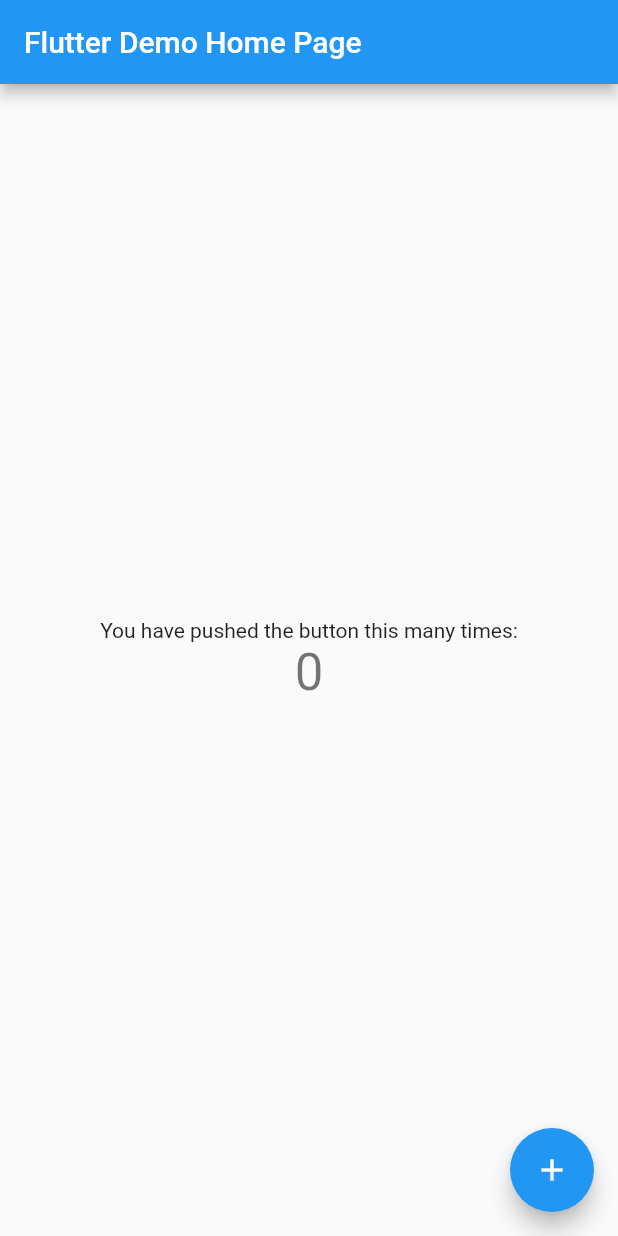
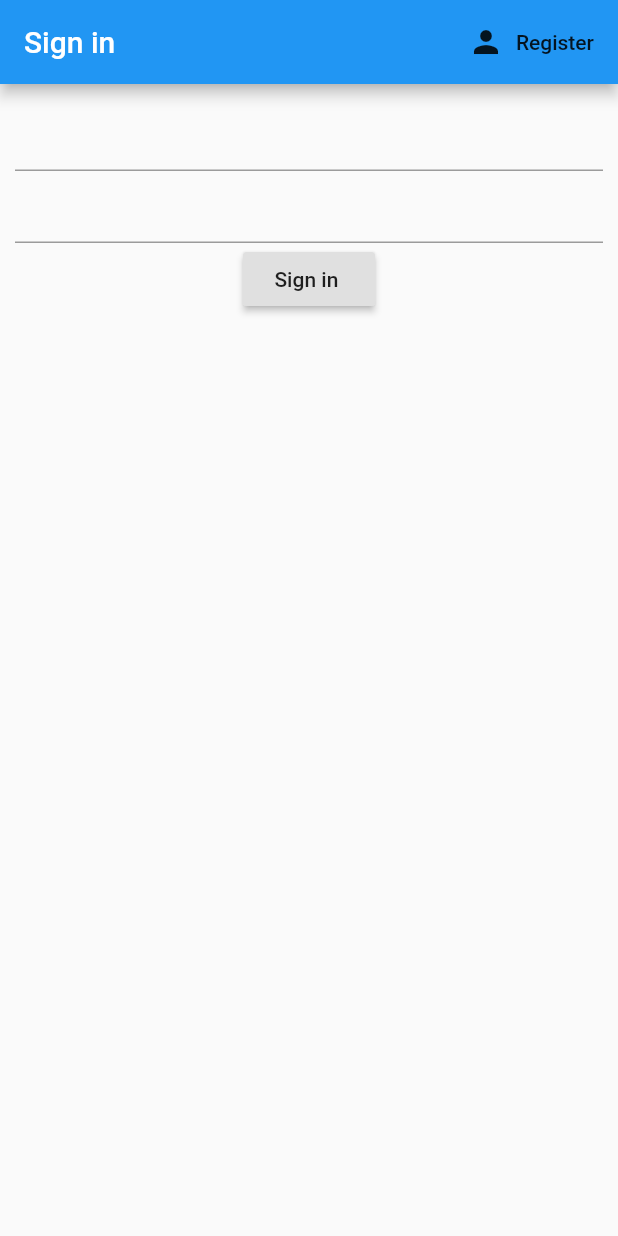
Before and after one commit to michaelpropp18/universal_store, a Flutter app: the screen it shows after launch, on a phone screen of 412 x 824 dp. Run offline on Flutter 3.47's test engine with Material 2 defaults, Android fonts, the phone set to English and light mode, and no system bars; our stand-ins replace firebase_auth; accounts and stored records are empty.

Commit message:
Firebase Authentication

```diff
--- a/lib/main.dart
+++ b/lib/main.dart
@@ -1,117 +1,20 @@
 import 'package:flutter/material.dart';
+import 'package:provider/provider.dart';
+
+import 'models/user.dart';
+import 'screens/wrapper.dart';
+import 'services/auth.dart';
 
 void main() {
   runApp(MyApp());
 }
 
 class MyApp extends StatelessWidget {
-  // This widget is the root of your application.
   @override
   Widget build(BuildContext context) {
-    return MaterialApp(
-      title: 'Flutter Demo',
-      theme: ThemeData(
-        // This is the theme of your application.
-        //
-        // Try running your application with "flutter run". You'll see the
-        // application has a blue toolbar. Then, without quitting the app, try
-        // changing the primarySwatch below to Colors.green and then invoke
-        // "hot reload" (press "r" in the console where you ran "flutter run",
-        // or simply save your changes to "hot reload" in a Flutter IDE).
-        // Notice that the counter didn't reset back to zero; the application
-        // is not restarted.
-        primarySwatch: Colors.blue,
-        // This makes the visual density adapt to the platform that you run
-        // the app on. For desktop platforms, the controls will be smaller and
-        // closer together (more dense) than on mobile platforms.
-        visualDensity: VisualDensity.adaptivePlatformDensity,
-      ),
-      home: MyHomePage(title: 'Flutter Demo Home Page'),
+    return StreamProvider<User>.value(
+      value: AuthService().user,
+      child: MaterialApp(home: Wrapper()),
     );
   }
 }
-
-class MyHomePage extends StatefulWidget {
-  MyHomePage({Key key, this.title}) : super(key: key);
-
-  // This widget is the home page of your application. It is stateful, meaning
-  // that it has a State object (defined below) that contains fields that affect
-  // how it looks.
-
-  // This class is the configuration for the state. It holds the values (in this
-  // case the title) provided by the parent (in this case the App widget) and
-  // used by the build method of the State. Fields in a Widget subclass are
-  // always marked "final".
-
-  final String title;
-
-  @override
-  _MyHomePageState createState() => _MyHomePageState();
-}
-
-class _MyHomePageState extends State<MyHomePage> {
-  int _counter = 0;
-
-  void _incrementCounter() {
-    setState(() {
-      // This call to setState tells the Flutter framework that something has
-      // changed in this State, which causes it to rerun the build method below
-      // so that the display can reflect the updated values. If we changed
-      // _counter without calling setState(), then the build method would not be
-      // called again, and so nothing would appear to happen.
-      _counter++;
-    });
-  }
-
-  @override
-  Widget build(BuildContext context) {
-    // This method is rerun every time setState is called, for instance as done
-    // by the _incrementCounter method above.
-    //
-    // The Flutter framework has been optimized to make rerunning build methods
-    // fast, so that you can just rebuild anything that needs updating rather
-    // than having to individually change instances of widgets.
-    return Scaffold(
-      appBar: AppBar(
-        // Here we take the value from the MyHomePage object that was created by
-        // the App.build method, and use it to set our appbar title.
-        title: Text(widget.title),
-      ),
-      body: Center(
-        // Center is a layout widget. It takes a single child and positions it
-        // in the middle of the parent.
-        child: Column(
-          // Column is also a layout widget. It takes a list of children and
-          // arranges them vertically. By default, it sizes itself to fit its
-          // children horizontally, and tries to be as tall as its parent.
-          //
-          // Invoke "debug painting" (press "p" in the console, choose the
-          // "Toggle Debug Paint" action from the Flutter Inspector in Android
-          // Studio, or the "Toggle Debug Paint" command in Visual Studio Code)
-          // to see the wireframe for each widget.
-          //
-          // Column has various properties to control how it sizes itself and
-          // how it positions its children. Here we use mainAxisAlignment to
-          // center the children vertically; the main axis here is the vertical
-          // axis because Columns are vertical (the cross axis would be
-          // horizontal).
-          mainAxisAlignment: MainAxisAlignment.center,
-          children: <Widget>[
-            Text(
-              'You have pushed the button this many times:',
-            ),
-            Text(
-              '$_counter',
-              style: Theme.of(context).textTheme.headline4,
-            ),
-          ],
-        ),
-      ),
-      floatingActionButton: FloatingActionButton(
-        onPressed: _incrementCounter,
-        tooltip: 'Increment',
-        child: Icon(Icons.add),
-      ), // This trailing comma makes auto-formatting nicer for build methods.
-    );
-  }
-}
--- /dev/null
+++ b/lib/models/user.dart
@@ -0,0 +1,5 @@
+class User {
+  final String uid;
+
+  User({this.uid});
+}
--- /dev/null
+++ b/lib/screens/authentication/authenticate.dart
@@ -0,0 +1,26 @@
+import 'package:flutter/material.dart';
+import 'register.dart';
+
+import 'sign_in.dart';
+
+class Authenticate extends StatefulWidget {
+  @override
+  _AuthenticateState createState() => _AuthenticateState();
+}
+
+class _AuthenticateState extends State<Authenticate> {
+  bool showSignIn = true;
+
+  void toggleView() {
+    setState(() => showSignIn = !showSignIn);
+  }
+
+  @override
+  Widget build(BuildContext context) {
+    if (showSignIn) {
+      return SignIn(toggleView: toggleView);
+    } else {
+      return Register(toggleView: toggleView);
+    }
+  }
+}
--- /dev/null
+++ b/lib/screens/authentication/sign_in.dart
@@ -0,0 +1,73 @@
+import 'package:flutter/material.dart';
+
+import '../../services/auth.dart';
+
+class SignIn extends StatefulWidget {
+  final Function toggleView;
+
+  const SignIn({this.toggleView});
+
+  @override
+  _SignInState createState() => _SignInState();
+}
+
+class _SignInState extends State<SignIn> {
+  final AuthService _auth = AuthService();
+  final _formKey = GlobalKey<FormState>();
+
+  // text field state
+  String email = '';
+  String password = '';
+  String error = '';
+
+  @override
+  Widget build(BuildContext context) {
+    return Scaffold(
+      appBar: AppBar(
+        title: Text('Sign in'),
+        actions: <Widget>[
+          FlatButton.icon(
+            icon: Icon(Icons.person),
+            label: Text('Register'),
+            onPressed: widget.toggleView,
+          ),
+        ],
+      ),
+      body: Container(
+        padding: EdgeInsets.all(10),
+        child: Form(
+          key: _formKey,
+          child: Column(
+            children: <Widget>[
+              TextFormField(
+                onChanged: (val) {
+                  setState(() => email = val);
+                },
+                validator: (val) => val.isEmpty ? 'Enter an email' : null,
+              ),
+              TextFormField(
+                obscureText: true,
+                onChanged: (val) {
+                  setState(() => password = val);
+                },
+                validator: (val) => val.isEmpty ? 'Enter a password' : null,
+              ),
+              RaisedButton(
+                child: Text('Sign in '),
+                onPressed: () async {
+                  if (_formKey.currentState.validate()) {
+                    dynamic result = await _auth.signInWithEmailAndPassword(email, password);
+                    if (result == null) {
+                      setState(() => error = 'Could not sign in');
+                    }
+                  }
+                },
+              ),
+              Text(error),
+            ],
+          ),
+        ),
+      ),
+    );
+  }
+}
--- /dev/null
+++ b/lib/screens/wrapper.dart
@@ -0,0 +1,19 @@
+import 'package:flutter/material.dart';
+import 'package:provider/provider.dart';
+import 'package:universal_store/models/user.dart';
+
+import '../screens/authentication/authenticate.dart';
+
+import 'home/home.dart';
+
+class Wrapper extends StatelessWidget {
+  @override
+  Widget build(BuildContext context) {
+    final user = Provider.of<User>(context);
+    if (user == null) {
+      return Authenticate();
+    } else {
+      return Home();
+    }
+  }
+}
--- a/pubspec.yaml
+++ b/pubspec.yaml
@@ -23,6 +23,9 @@ environment:
 dependencies:
   flutter:
     sdk: flutter
+  firebase_auth: ^0.16.1
+  cloud_firestore: ^0.13.7
+  provider: ^4.1.3
 
 
   # The following adds the Cupertino Icons font to your application.
```
Also changed, not shown: lib/screens/authentication/register.dart (added, +74 -0 lines), lib/screens/home/home.dart (added, +26 -0 lines), lib/services/auth.dart (added, +65 -0 lines), pubspec.lock, 7 other files.
